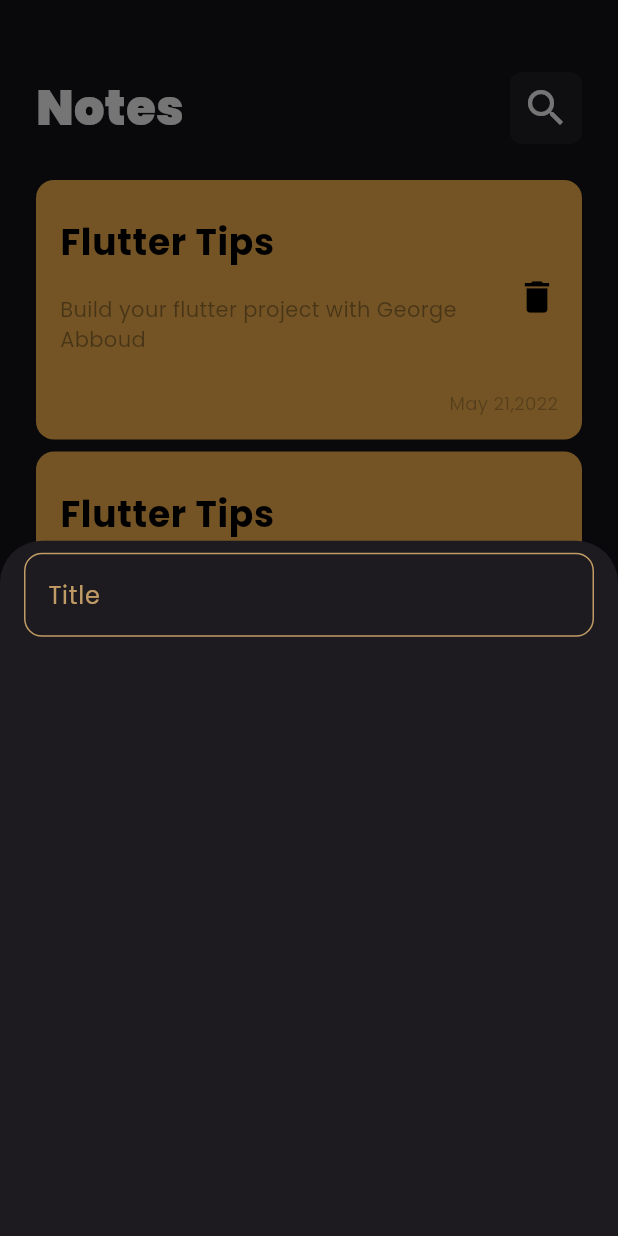
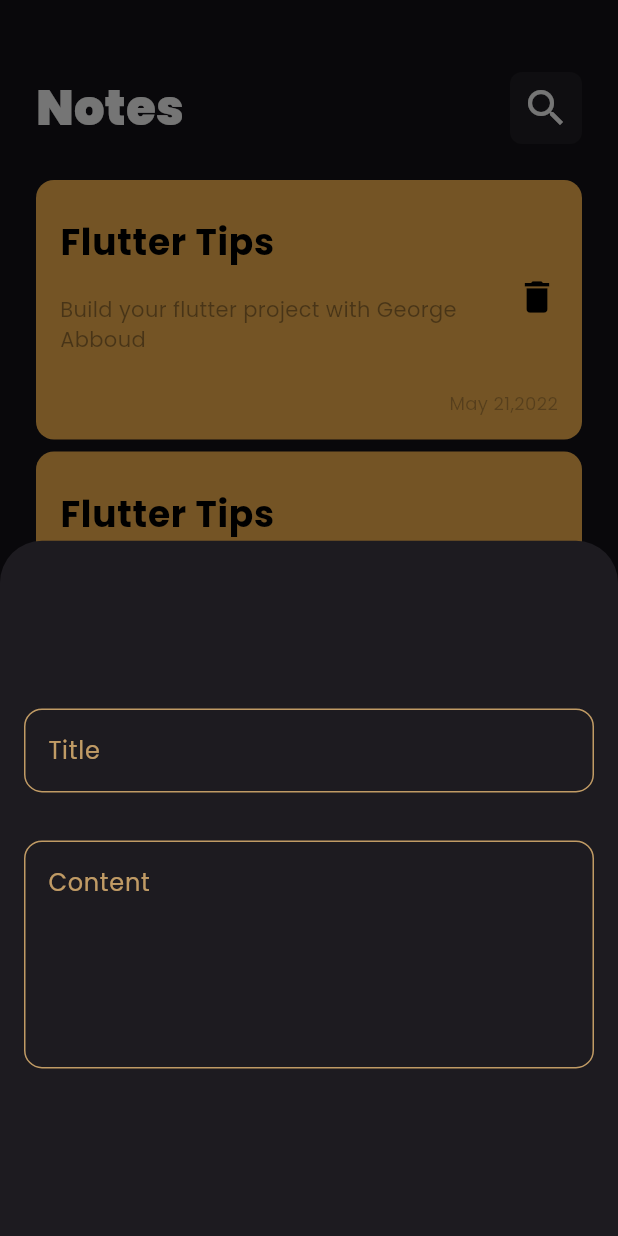
Before and after one commit to George-Abboud/notes_app, a Flutter app: the screen it shows after launch, after a tap on the "add" icon, on a phone screen of 412 x 824 dp. Run offline on Flutter 3.47's test engine with Material 3 defaults, Android fonts, the phone set to English and light mode, and no system bars; our stand-ins replace google_fonts.

Commit message:
add fields to note bottom sheet

```diff
--- a/lib/views/widgets/custom_text_field_widget.dart
+++ b/lib/views/widgets/custom_text_field_widget.dart
@@ -7,18 +7,21 @@ class CustomTextField extends StatelessWidget {
       super.key,
       required this.hintText,
       this.obscure = false,
-      this.inputType});
+      this.inputType,
+      this.maxLines = 1});
 
   bool? obscure;
   final String hintText;
   Function(String)? onChanged;
   TextInputType? inputType;
+  final int maxLines;
 
   @override
   Widget build(BuildContext context) {
     return Padding(
       padding: const EdgeInsets.symmetric(horizontal: 16, vertical: 8),
       child: TextField(
+        maxLines: maxLines,
         cursorColor: kPrimaryColor,
         keyboardType: inputType,
         obscureText: obscure!,
@@ -30,15 +33,14 @@ class CustomTextField extends StatelessWidget {
           hintStyle: const TextStyle(
             color: Color(0xBAFDCA7E),
           ),
-          enabledBorder: buildBorder(color: const Color(0xBAFDCA7E), width: 1),
+          enabledBorder: buildBorder(color: const Color(0xBAFDCA7E)),
           focusedBorder: buildBorder(color: kPrimaryColor, width: 2),
         ),
       ),
     );
   }
 
-  OutlineInputBorder buildBorder(
-      {required Color color, required double width}) {
+  OutlineInputBorder buildBorder({required Color color, double width = 1}) {
     ;
     return OutlineInputBorder(
       borderRadius: BorderRadius.circular(12),
--- a/lib/views/widgets/note_modal_bottom_sheet_widget.dart
+++ b/lib/views/widgets/note_modal_bottom_sheet_widget.dart
@@ -7,7 +7,18 @@ class NoteModalBottomSheet extends StatelessWidget {
   @override
   Widget build(BuildContext context) {
     return Column(
-      children: [CustomTextField(onChanged: (data) {}, hintText: 'Title')],
+      mainAxisAlignment: MainAxisAlignment.center,
+      children: [
+        CustomTextField(onChanged: (data) {}, hintText: 'Title'),
+        const SizedBox(
+          height: 16,
+        ),
+        CustomTextField(
+          onChanged: (data) {},
+          hintText: 'Content',
+          maxLines: 5,
+        ),
+      ],
     );
   }
 }
```
